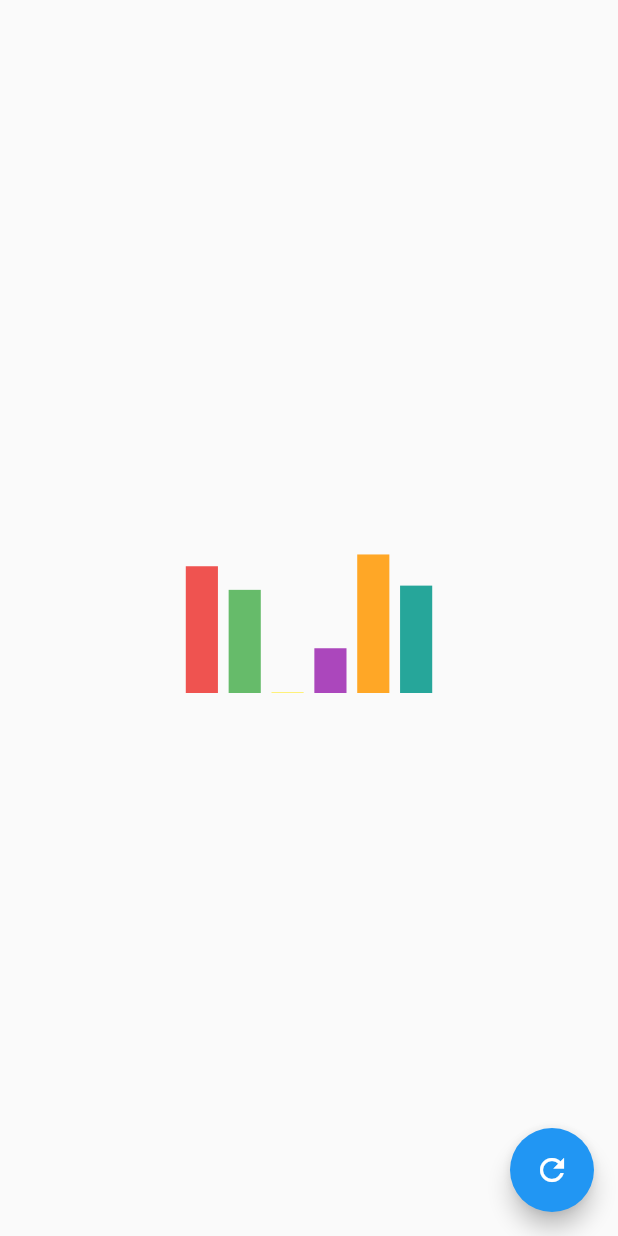
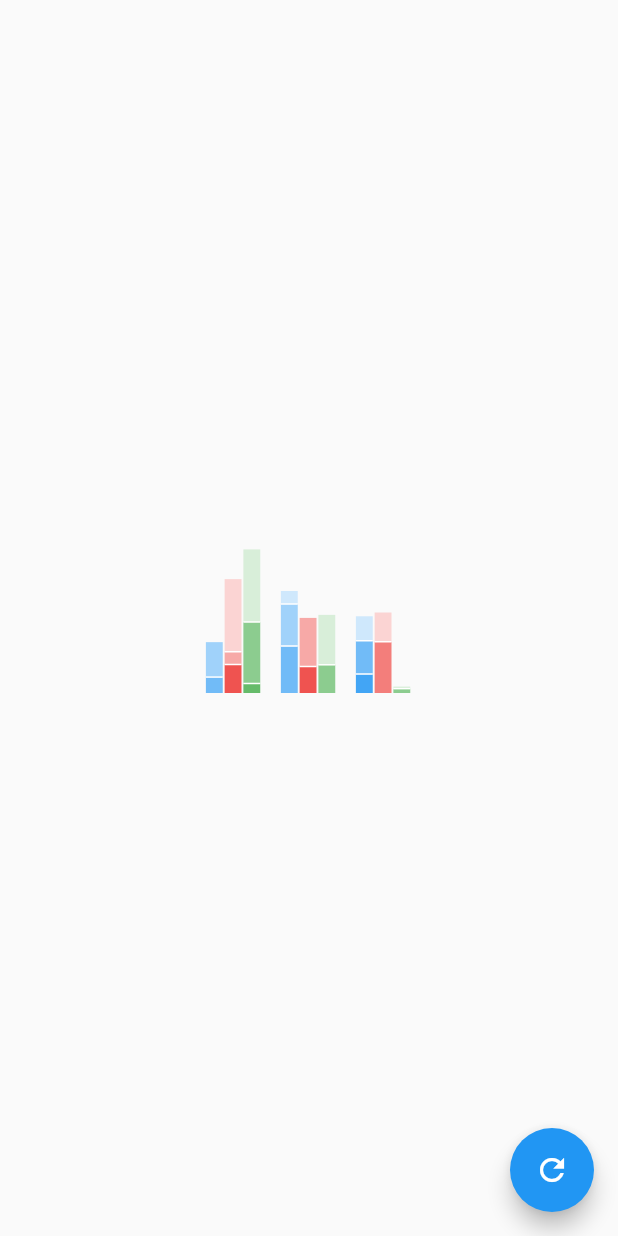
Before and after one commit to mravn/charts, a Flutter app: the screen it shows after launch, on a phone screen of 412 x 824 dp. Run offline on Flutter 3.47's test engine with Material 2 defaults, Android fonts, the phone set to English and light mode, and no system bars.

Commit message:
Stacked+grouped bars

```diff
--- a/lib/bar.dart
+++ b/lib/bar.dart
@@ -8,36 +8,64 @@ import 'color_palette.dart';
 import 'tween.dart';
 
 class BarChart {
-  BarChart(this.bars);
+  BarChart(this.groups);
 
   factory BarChart.empty(Size size) {
-    return BarChart(<Bar>[]);
+    return BarChart(<BarGroup>[]);
   }
 
   factory BarChart.random(Size size, Random random) {
-    const barWidthFraction = 0.75;
-    final ranks = selectRanks(random, ColorPalette.primary.length);
-    final barCount = ranks.length;
-    final barDistance = size.width / (1 + barCount);
-    final barWidth = barDistance * barWidthFraction;
-    final startX = barDistance - barWidth / 2;
+    const groupWidthFraction = 0.75;
+    const stackWidthFraction = 0.9;
+    final groupRanks = _selectRanks(random, 5);
+    final groupCount = groupRanks.length;
+    final groupDistance = size.width / (1 + groupCount);
+    final groupWidth = groupDistance * groupWidthFraction;
+    final startX = groupDistance - groupWidth / 2;
+    final stackRanks = _selectRanks(random, ColorPalette.primary.length ~/ 2);
+    final stackCount = stackRanks.length;
+    final stackDistance = groupWidth / stackCount;
+    final stackWidth = stackDistance * stackWidthFraction;
+    final groups = List.generate(
+      groupCount,
+      (i) {
+        final stacks = List.generate(
+          stackCount,
+          (j) {
+            final baseColor = ColorPalette.primary[stackRanks[j]];
+            final barRanks = _selectRanks(random, 4);
+            final monochrome = ColorPalette.monochrome(baseColor, 4);
             final bars = List.generate(
-        barCount,
-        (i) => Bar(
-              ranks[i],
-              startX + i * barDistance,
-              barWidth,
-              random.nextDouble() * size.height,
-              ColorPalette.primary[ranks[i]],
-            ));
-    return BarChart(bars);
+              barRanks.length,
+              (k) => Bar(
+                    barRanks[k],
+                    random.nextDouble() * size.height / 2,
+                    monochrome[barRanks[k]],
+                  ),
+            );
+            return BarStack(
+              stackRanks[j],
+              baseColor,
+              startX + i * groupDistance + j * stackDistance,
+              stackWidth,
+              bars,
+            );
+          },
+        );
+        return BarGroup(
+          groupRanks[i],
+          stacks,
+        );
+      },
+    );
+    return BarChart(groups);
   }
 
-  static List<int> selectRanks(Random random, int cap) {
+  static List<int> _selectRanks(Random random, int cap) {
     final ranks = <int>[];
     var rank = 0;
     while (true) {
-      if (random.nextDouble() < 0.2) rank++;
+      rank += random.nextInt(2);
       if (cap <= rank) break;
       ranks.add(rank);
       rank++;
@@ -45,31 +73,96 @@ class BarChart {
     return ranks;
   }
 
-  final List<Bar> bars;
+  final List<BarGroup> groups;
 }
 
 class BarChartTween extends Tween<BarChart> {
+  BarChartTween(BarChart begin, BarChart end)
+      : _groupsTween = MergeTween<BarGroup>(begin.groups, end.groups),
+        super(begin: begin, end: end);
+
+  final MergeTween<BarGroup> _groupsTween;
+
+  @override
+  BarChart lerp(double t) => BarChart(_groupsTween.lerp(t));
+}
+
+class BarGroup implements MergeTweenable<BarGroup> {
+  BarGroup(this.rank, this.stacks);
+
+  final int rank;
+  final List<BarStack> stacks;
+
+  @override
+  BarGroup get empty => BarGroup(rank, <BarStack>[]);
+
+  @override
+  bool operator <(BarGroup other) => rank < other.rank;
+
+  @override
+  Tween<BarGroup> tweenTo(BarGroup other) => BarGroupTween(this, other);
+}
+
+class BarGroupTween extends Tween<BarGroup> {
+  BarGroupTween(BarGroup begin, BarGroup end)
+      : _stacksTween = MergeTween<BarStack>(begin.stacks, end.stacks),
+        super(begin: begin, end: end) {
+    assert(begin.rank == end.rank);
+  }
+
+  final MergeTween<BarStack> _stacksTween;
+
+  @override
+  BarGroup lerp(double t) => BarGroup(begin.rank, _stacksTween.lerp(t));
+}
+
+class BarStack implements MergeTweenable<BarStack> {
+  BarStack(this.rank, this.baseColor, this.x, this.width, this.bars);
+
+  final int rank;
+  final Color baseColor;
+  final double x;
+  final double width;
+  final List<Bar> bars;
+
+  @override
+  BarStack get empty => BarStack(rank, baseColor, x, 0.0, <Bar>[]);
+
+  @override
+  bool operator <(BarStack other) => rank < other.rank;
+
+  @override
+  Tween<BarStack> tweenTo(BarStack other) => BarStackTween(this, other);
+}
+
+class BarStackTween extends Tween<BarStack> {
+  BarStackTween(BarStack begin, BarStack end)
+      : _barsTween = MergeTween<Bar>(begin.bars, end.bars),
+        super(begin: begin, end: end) {
+    assert(begin.rank == end.rank);
+  }
+
   final MergeTween<Bar> _barsTween;
 
-  BarChartTween(BarChart begin, BarChart end)
-      : _barsTween = MergeTween<Bar>(begin.bars, end.bars),
-        super(begin: begin, end: end);
-
   @override
-  BarChart lerp(double t) => BarChart(_barsTween.lerp(t));
+  BarStack lerp(double t) => BarStack(
+        begin.rank,
+        Color.lerp(begin.baseColor, end.baseColor, t),
+        lerpDouble(begin.x, end.x, t),
+        lerpDouble(begin.width, end.width, t),
+        _barsTween.lerp(t),
+      );
 }
 
-class Bar implements MergeTweenable<Bar> {
-  Bar(this.rank, this.x, this.width, this.height, this.color);
+class Bar extends MergeTweenable<Bar> {
+  Bar(this.rank, this.height, this.color);
 
   final int rank;
-  final double x;
-  final double width;
   final double height;
   final Color color;
 
   @override
-  Bar get empty => Bar(rank, x, 0.0, 0.0, color);
+  Bar get empty => Bar(rank, 0.0, color);
 
   @override
   bool operator <(Bar other) => rank < other.rank;
@@ -81,8 +174,6 @@ class Bar implements MergeTweenable<Bar> {
     assert(begin.rank == end.rank);
     return Bar(
       begin.rank,
-      lerpDouble(begin.x, end.x, t),
-      lerpDouble(begin.width, end.width, t),
       lerpDouble(begin.height, end.height, t),
       Color.lerp(begin.color, end.color, t),
     );
@@ -107,19 +198,36 @@ class BarChartPainter extends CustomPainter {
 
   @override
   void paint(Canvas canvas, Size size) {
-    final paint = Paint()..style = PaintingStyle.fill;
+    final barPaint = Paint()..style = PaintingStyle.fill;
+    final linePaint = Paint()
+      ..style = PaintingStyle.stroke
+      ..color = Colors.white
+      ..strokeWidth = 1.0;
+    final linePath = Path();
     final chart = animation.value;
-    for (final bar in chart.bars) {
-      paint.color = bar.color;
+    for (final group in chart.groups) {
+      for (final stack in group.stacks) {
+        var y = size.height;
+        for (final bar in stack.bars) {
+          barPaint.color = bar.color;
           canvas.drawRect(
             Rect.fromLTWH(
-          bar.x,
-          size.height - bar.height,
-          bar.width,
+              stack.x,
+              y - bar.height,
+              stack.width,
               bar.height,
             ),
-        paint,
+            barPaint,
           );
+          if (y < size.height) {
+            linePath.moveTo(stack.x, y);
+            linePath.lineTo(stack.x + stack.width, y);
+          }
+          y -= bar.height;
+        }
+        canvas.drawPath(linePath, linePaint);
+        linePath.reset();
+      }
     }
   }
 
--- a/lib/color_palette.dart
+++ b/lib/color_palette.dart
@@ -17,11 +17,31 @@ class ColorPalette {
     assert(colors.isNotEmpty);
   }
 
+  factory ColorPalette.monochrome(Color base, int length) {
+    return ColorPalette(List.generate(
+      length,
+      (i) => _brighterColor(base, i, length),
+    ));
+  }
+
+  static Color _brighterColor(Color base, int i, int n) {
+    return Color.fromARGB(
+      base.alpha,
+      _brighterComponent(base.red, i, n),
+      _brighterComponent(base.green, i, n),
+      _brighterComponent(base.blue, i, n),
+    );
+  }
+
+  static int _brighterComponent(int base, int i, int n) {
+    return (base + i * (255 - base) / n).floor();
+  }
+
   final List<Color> _colors;
 
-  Color operator [](int index) => _colors[index % length];
+  Color operator [](int index) => _colors[index % _colors.length];
 
   int get length => _colors.length;
 
-  Color random(Random random) => this[random.nextInt(length)];
+  Color random(Random random) => this[random.nextInt(_colors.length)];
 }
```
Lines whose indentation alone changed are shown as unchanged.
